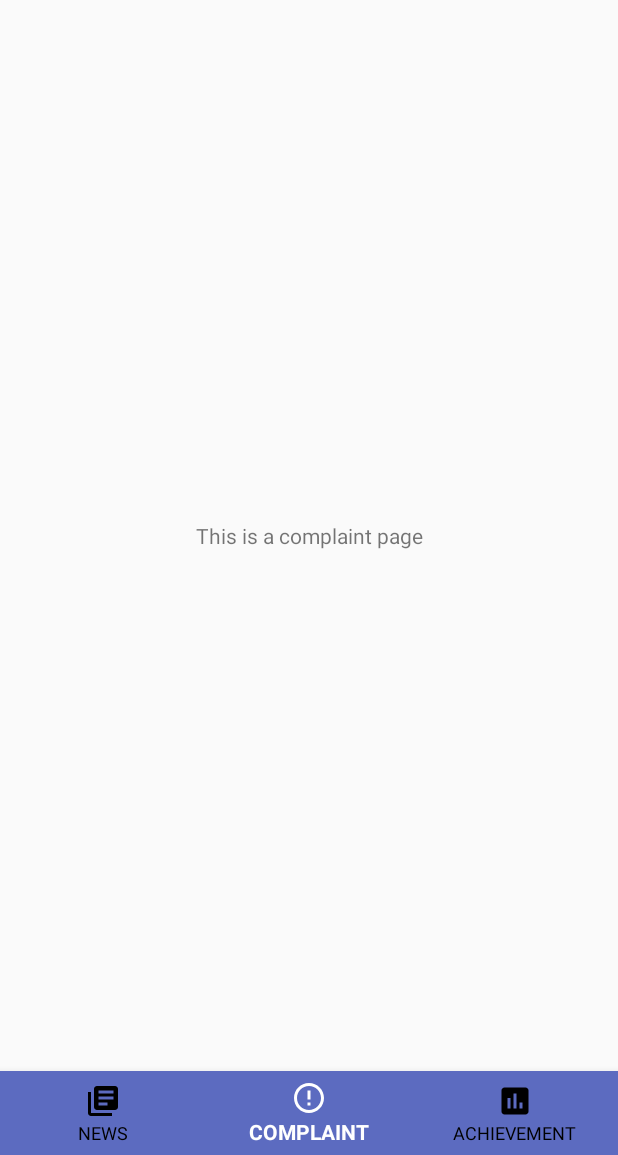
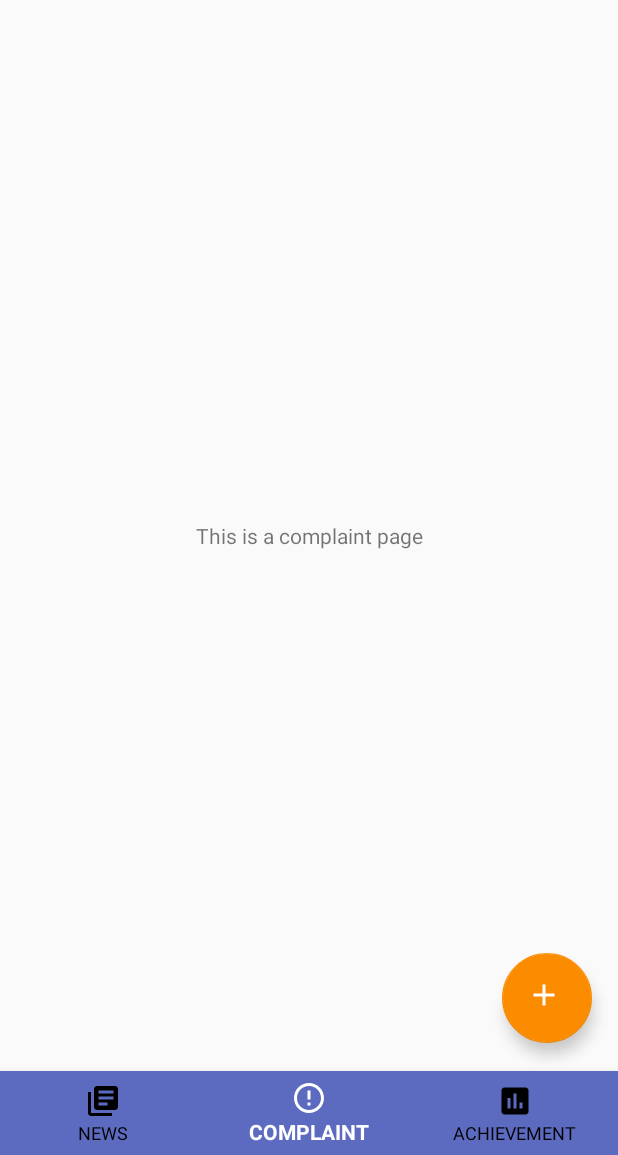
Before and after one commit to weisheng1998/MYFeedback, an Android app: the screen it shows after launch (MainActivity), item 2 of the bottom bar chosen, on a phone screen of 412 x 824 dp, the part 81-1236 px from its top. Run offline under Robolectric (Android 15) with nearby library versions, the phone set to English and light mode, and no system bars.

Commit message:
change icon to default

```diff
--- /dev/null
+++ b/app/src/main/res/drawable/ic_add.xml
@@ -0,0 +1,5 @@
+<vector android:height="24dp" android:tint="#FFFFFF"
+    android:viewportHeight="24.0" android:viewportWidth="24.0"
+    android:width="24dp" xmlns:android="http://schemas.android.com/apk/res/android">
+    <path android:fillColor="#FF000000" android:pathData="M19,13h-6v6h-2v-6H5v-2h6V5h2v6h6v2z"/>
+</vector>
--- a/app/src/main/res/layout/fragment_complaint.xml
+++ b/app/src/main/res/layout/fragment_complaint.xml
@@ -1,5 +1,6 @@
 <?xml version="1.0" encoding="utf-8"?>
 <FrameLayout xmlns:android="http://schemas.android.com/apk/res/android"
+    xmlns:app="http://schemas.android.com/apk/res-auto"
     xmlns:tools="http://schemas.android.com/tools"
     android:layout_width="match_parent"
     android:layout_height="match_parent"
@@ -13,4 +14,26 @@
         android:gravity="center_vertical|center_horizontal"
         android:text="@string/ComplaintFragment" />
 
+    <android.support.constraint.ConstraintLayout
+        android:layout_width="match_parent"
+        android:layout_height="match_parent">
+
+        <android.support.design.widget.FloatingActionButton
+            android:id="@+id/floatingActionButton"
+            android:layout_width="60dp"
+            android:layout_height="60dp"
+            android:layout_marginStart="8dp"
+            android:layout_marginTop="8dp"
+            android:layout_marginEnd="8dp"
+            android:layout_marginBottom="8dp"
+            android:clickable="true"
+            android:src="@drawable/ic_add"
+            app:layout_constraintBottom_toBottomOf="parent"
+            app:layout_constraintEnd_toEndOf="parent"
+            app:layout_constraintHorizontal_bias="0.975"
+            app:layout_constraintStart_toStartOf="parent"
+            app:layout_constraintTop_toTopOf="parent"
+            app:layout_constraintVertical_bias="0.985" />
+    </android.support.constraint.ConstraintLayout>
+
 </FrameLayout>
```
Also changed, not shown: app/src/main/ic_launcher-web.png, app/src/main/res/mipmap-hdpi/ic_launcher.png, app/src/main/res/mipmap-hdpi/ic_launcher_foreground.png, app/src/main/res/mipmap-hdpi/ic_launcher_round.png, app/src/main/res/mipmap-mdpi/ic_launcher.png, app/src/main/res/mipmap-mdpi/ic_launcher_foreground.png, app/src/main/res/mipmap-mdpi/ic_launcher_round.png, app/src/main/res/mipmap-xhdpi/ic_launcher.png, app/src/main/res/mipmap-xhdpi/ic_launcher_foreground.png, app/src/main/res/mipmap-xhdpi/ic_launcher_round.png, app/src/main/res/mipmap-xxhdpi/ic_launcher.png, app/src/main/res/mipmap-xxhdpi/ic_launcher_foreground.png, app/src/main/res/mipmap-xxhdpi/ic_launcher_round.png, app/src/main/res/mipmap-xxxhdpi/ic_launcher.png, 2 more files.
